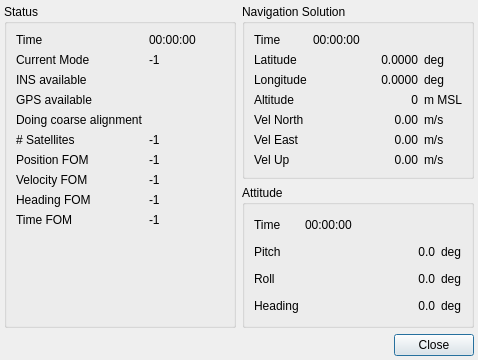
First picture: the form in src/hcrgui/CmigitsDetails.ui, repository NCAR/HCR_instrument, before the edit.
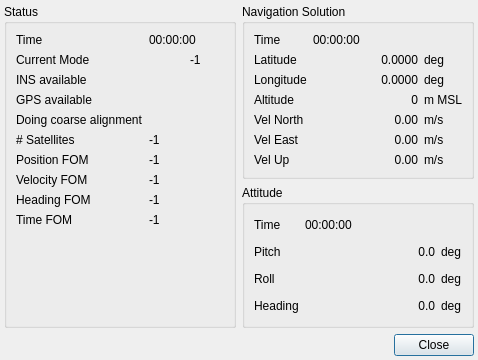
Second picture: the form after the edit. Icons and pictures are not drawn.

Commit message: o added an indicator light to CmigitsDetails current mode display: green when in a navigation mode, amber otherwise o disable the CmigitsDetails widget when hcrdrx is not responding

```diff
--- a/src/hcrgui/CmigitsDetails.ui
+++ b/src/hcrgui/CmigitsDetails.ui
@@ -89,22 +89,6 @@
         </property>
        </widget>
       </item>
-      <item row="1" column="1">
-       <widget class="QLabel" name="currentModeValue">
-        <property name="sizePolicy">
-         <sizepolicy hsizetype="Preferred" vsizetype="Preferred">
-          <horstretch>0</horstretch>
-          <verstretch>0</verstretch>
-         </sizepolicy>
-        </property>
-        <property name="text">
-         <string>-1</string>
-        </property>
-        <property name="alignment">
-         <set>Qt::AlignLeading|Qt::AlignLeft|Qt::AlignVCenter</set>
-        </property>
-       </widget>
-      </item>
       <item row="2" column="0">
        <widget class="QLabel" name="insLabel">
         <property name="text">
@@ -196,13 +180,6 @@
         </property>
        </widget>
       </item>
-      <item row="0" column="1">
-       <widget class="QLabel" name="statusTimeValue">
-        <property name="text">
-         <string>00:00:00</string>
-        </property>
-       </widget>
-      </item>
       <item row="10" column="0">
        <spacer name="verticalSpacer">
         <property name="orientation">
@@ -254,6 +231,45 @@
         </property>
        </widget>
       </item>
+      <item row="0" column="1">
+       <widget class="QLabel" name="statusTimeValue">
+        <property name="text">
+         <string>00:00:00</string>
+        </property>
+       </widget>
+      </item>
+      <item row="1" column="1">
+       <widget class="QFrame" name="currentModeFrame">
+        <property name="frameShape">
+         <enum>QFrame::NoFrame</enum>
+        </property>
+        <property name="frameShadow">
+         <enum>QFrame::Raised</enum>
+        </property>
+        <layout class="QHBoxLayout" name="horizontalLayout">
+         <property name="margin">
+          <number>0</number>
+         </property>
+         <item>
+          <widget class="QLabel" name="currentModeIcon">
+           <property name="text">
+            <string/>
+           </property>
+           <property name="pixmap">
+            <pixmap resource="HcrGuiMainWindow.qrc">:/greenLED_off.png</pixmap>
+           </property>
+          </widget>
+         </item>
+         <item>
+          <widget class="QLabel" name="currentModeValue">
+           <property name="text">
+            <string>-1</string>
+           </property>
+          </widget>
+         </item>
+        </layout>
+       </widget>
+      </item>
      </layout>
     </widget>
    </item>
```
The commit also changes 2 other files.
